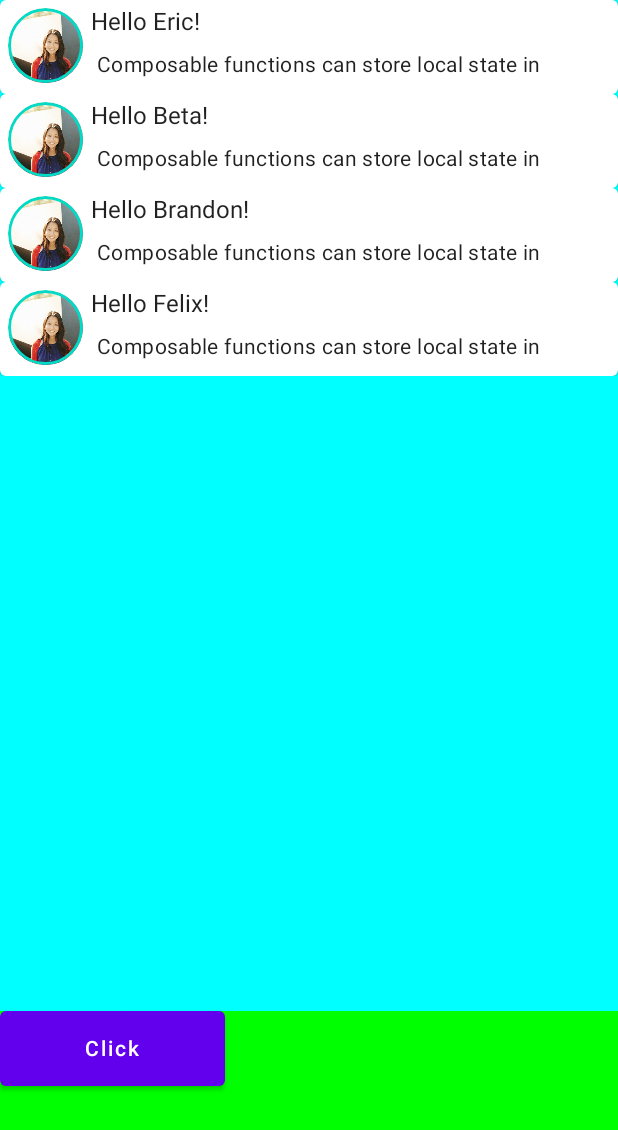
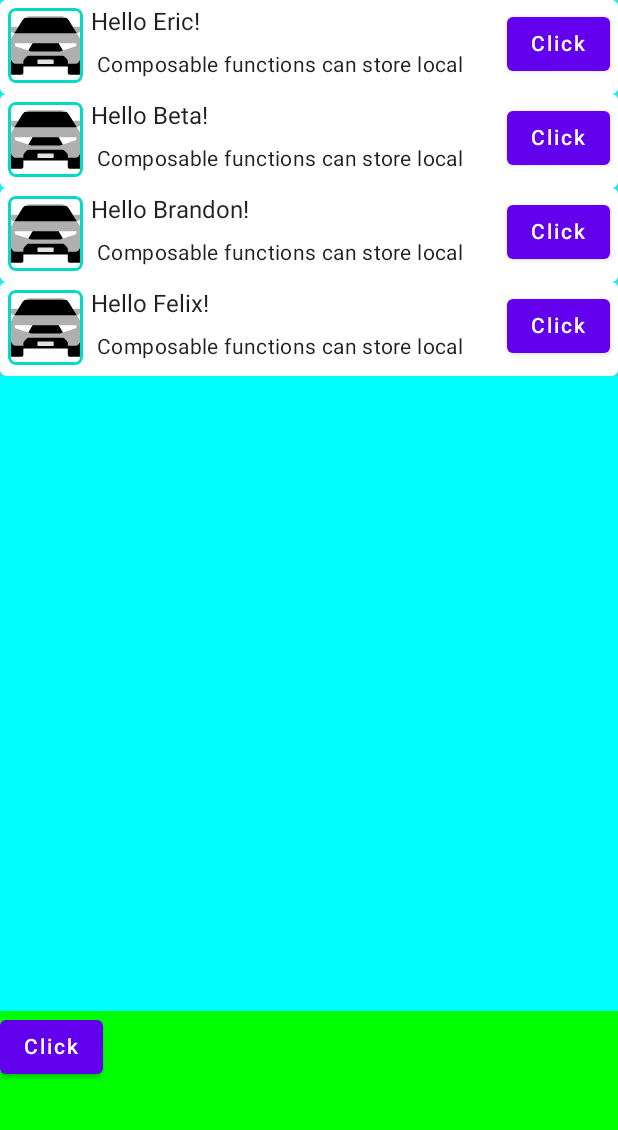
Before and after one commit to Ericliu001/my-compose, an Android app built with Jetpack Compose: the screen it shows after launch (MainActivity), on a phone screen of 412 x 824 dp. Shown: the top 1130 px of the screen. Run offline under Robolectric (Android 15) with nearby library versions, the phone set to English and light mode, and no system bars.

Commit message:
have buttons in each row to launch Uber

```diff
--- a/app/src/main/java/com/example/mycompose/MainActivity.kt
+++ b/app/src/main/java/com/example/mycompose/MainActivity.kt
@@ -15,7 +15,7 @@ import androidx.compose.foundation.clickable
 import androidx.compose.foundation.layout.*
 import androidx.compose.foundation.lazy.LazyColumn
 import androidx.compose.foundation.lazy.items
-import androidx.compose.foundation.shape.CircleShape
+import androidx.compose.foundation.shape.RoundedCornerShape
 import androidx.compose.material.Button
 import androidx.compose.material.MaterialTheme
 import androidx.compose.material.MaterialTheme.colors
@@ -63,7 +63,7 @@ fun Container(buttonClicked: () -> Unit) {
                 .weight(1f)
                 .background(Color.Cyan)
         ) {
-            Conversation()
+            Conversation(buttonClicked)
         }
 
         Box(
@@ -72,16 +72,16 @@ fun Container(buttonClicked: () -> Unit) {
                 .fillMaxWidth()
                 .background(Color.Green)
         ) {
-            ActionMenuItem(buttonClicked)
+            RequestButton(buttonClicked)
         }
     }
 }
 
 
 @Composable
-fun ActionMenuItem(buttonClicked: () -> Unit) {
+fun RequestButton(buttonClicked: () -> Unit) {
     Button(
-        modifier = Modifier.size(150.dp, 50.dp),
+        modifier = Modifier.wrapContentSize(),
         onClick = { buttonClicked() }) {
         Text(text = "Click")
     }
@@ -89,7 +89,7 @@ fun ActionMenuItem(buttonClicked: () -> Unit) {
 
 
 @Composable
-fun Conversation() {
+fun Conversation(buttonClicked: () -> Unit) {
     LazyColumn {
 //        for (i in 0..4) {
 //            item {
@@ -97,13 +97,13 @@ fun Conversation() {
 //            }
 //        }
         items(listOf("Eric", "Beta", "Brandon", "Felix")) { element ->
-            Greeting(name = element)
+            Greeting(name = element, buttonClicked)
         }
     }
 }
 
 @Composable
-fun Greeting(name: String) {
+fun Greeting(name: String, buttonClicked: () -> Unit) {
 
     var isExpanded by remember {
         mutableStateOf(false)
@@ -122,18 +122,20 @@ fun Greeting(name: String) {
     ) {
         Row(modifier = Modifier.padding(5.dp)) {
             Image(
-                painter = painterResource(id = R.drawable.profile_picture),
+                painter = painterResource(id = R.drawable.ic_badgessuvblack),
                 contentDescription = "Profile Picture",
                 modifier = Modifier
                     .size(50.dp)
-                    .clip(CircleShape)
-                    .border(1.5.dp, color = colors.secondary, CircleShape)
+                    .clip(RoundedCornerShape(5.dp))
+                    .border(1.5.dp, color = colors.secondary, RoundedCornerShape(5.dp))
             )
 
             Spacer(modifier = Modifier.size(5.dp))
 
 
-            Column(modifier = Modifier.clickable { isExpanded = !isExpanded }) {
+            Column(modifier = Modifier
+                .weight(1f)
+                .clickable { isExpanded = !isExpanded }) {
                 Text(
                     text = "Hello $name!",
                     style = typography.body1
@@ -149,6 +151,8 @@ fun Greeting(name: String) {
                     text = "Composable functions can store local state in memory by using remember, and track changes to the value passed to mutableStateOf. Composables (and its children) using this state will get redrawn automatically when the value is updated. We call this recomposition.",
                 )
             }
+
+            RequestButton(buttonClicked)
         }
     }
 }
--- /dev/null
+++ b/app/src/main/res/drawable/ic_badgessuvblack.xml
@@ -0,0 +1,45 @@
+<vector xmlns:android="http://schemas.android.com/apk/res/android"
+    android:width="36dp"
+    android:height="36dp"
+    android:viewportWidth="36"
+    android:viewportHeight="36">
+  <path
+      android:pathData="M34.9963,21.7561H1.0809V28.0542H34.9963V21.7561Z"
+      android:fillColor="#000000"/>
+  <path
+      android:pathData="M6.6047,32.0002H1.8535C1.4286,32.0002 1.0809,31.6587 1.0809,31.2414V27.5612H7.3773V31.2414C7.3773,31.6587 7.0296,32.0002 6.6047,32.0002Z"
+      android:fillColor="#000000"/>
+  <path
+      android:pathData="M34.2238,32.0002H29.4725C29.0476,32.0002 28.7,31.6587 28.7,31.2414V27.5612H34.9963V31.2414C34.9963,31.6587 34.6487,32.0002 34.2238,32.0002Z"
+      android:fillColor="#000000"/>
+  <path
+      android:pathData="M34.9963,16.5962V24.2981L33.992,25.8916C33.6443,26.4227 33.0263,26.7642 32.3696,26.7642H3.7076C3.051,26.7642 2.4329,26.4227 2.0853,25.8916L1.0809,24.2981V16.5962C1.0809,15.7236 1.3127,14.8509 1.8149,14.0921L3.0896,12.0813L7.0296,5.7832C7.3,5.3658 7.6091,5.0244 7.9953,4.7588C8.652,4.2656 9.4632,4 10.2744,4H25.7642C26.614,4 27.3866,4.2656 28.0433,4.7588C28.4296,5.0244 28.7386,5.4038 29.009,5.7832L32.9877,12.0813L34.2624,14.0921C34.7645,14.8509 34.9963,15.7236 34.9963,16.5962Z"
+      android:fillColor="#AFAFAF"/>
+  <path
+      android:pathData="M4.1712,9.0082H1.5831C1.2355,9.0082 0.9651,9.3117 1.0037,9.6532L1.1196,10.5637C1.3513,11.4364 2.1625,12.0813 3.0896,12.0813H4.7506V9.5773C4.7506,9.2738 4.5188,9.0082 4.1712,9.0082Z"
+      android:fillColor="#AFAFAF"/>
+  <path
+      android:pathData="M31.8288,9.0082H34.4169C34.7646,9.0082 35.035,9.3117 34.9963,9.6532L34.8804,10.5637C34.6487,11.4364 33.8375,12.0813 32.9104,12.0813H31.2494V9.5773C31.2494,9.2738 31.4812,9.0082 31.8288,9.0082Z"
+      android:fillColor="#AFAFAF"/>
+  <path
+      android:pathData="M3.2441,16.8998V17.6206C3.2441,18.038 3.5145,18.3795 3.9008,18.4933L9.7336,20.4282L11.8195,16.8998H3.2441Z"
+      android:fillColor="#ffffff"/>
+  <path
+      android:pathData="M32.8331,16.8998V17.6206C32.8331,18.038 32.5627,18.3795 32.1765,18.4933L26.3436,20.4282L24.2577,16.8998H32.8331Z"
+      android:fillColor="#ffffff"/>
+  <path
+      android:pathData="M27.3093,23.5014L28.3137,24.6396C28.5841,24.9431 28.7386,25.3225 28.7386,25.7019V27.7507H7.3773V25.7019C7.3773,25.3225 7.5318,24.9431 7.8022,24.6396L8.8065,23.5014C9.1156,23.1599 9.5405,22.9702 10.004,22.9702H26.0732C26.5368,22.9702 27.0003,23.1599 27.3093,23.5014Z"
+      android:fillColor="#000000"/>
+  <path
+      android:pathData="M28.3909,6.1626C27.8115,5.252 26.8458,4.7208 25.7642,4.7208H10.313C9.2314,4.7208 8.2657,5.252 7.6863,6.1626L4.7506,10.8672H31.3653L28.3909,6.1626Z"
+      android:fillColor="#000000"/>
+  <path
+      android:pathData="M26.3436,20.4282L24.953,20.8835H11.1242L9.7722,20.4282L11.8195,16.8998H24.2577L26.3436,20.4282Z"
+      android:fillColor="#000000"/>
+  <path
+      android:pathData="M33.0263,12.0821H3.0896L7.0297,5.784C7.3,5.3667 7.6091,5.0252 7.9953,4.7596H28.0819C28.4682,5.0252 28.7772,5.4046 29.0476,5.784L33.0263,12.0821Z"
+      android:fillColor="#000000"/>
+  <path
+      android:pathData="M21.4765,26.8401H14.6007C14.3303,26.8401 14.1372,26.6125 14.1372,26.3849V25.2087C14.1372,24.9431 14.369,24.7534 14.6007,24.7534H21.4765C21.7469,24.7534 21.9401,24.9811 21.9401,25.2087V26.3849C21.9787,26.6504 21.7469,26.8401 21.4765,26.8401Z"
+      android:fillColor="#E2E2E2"/>
+</vector>
```
